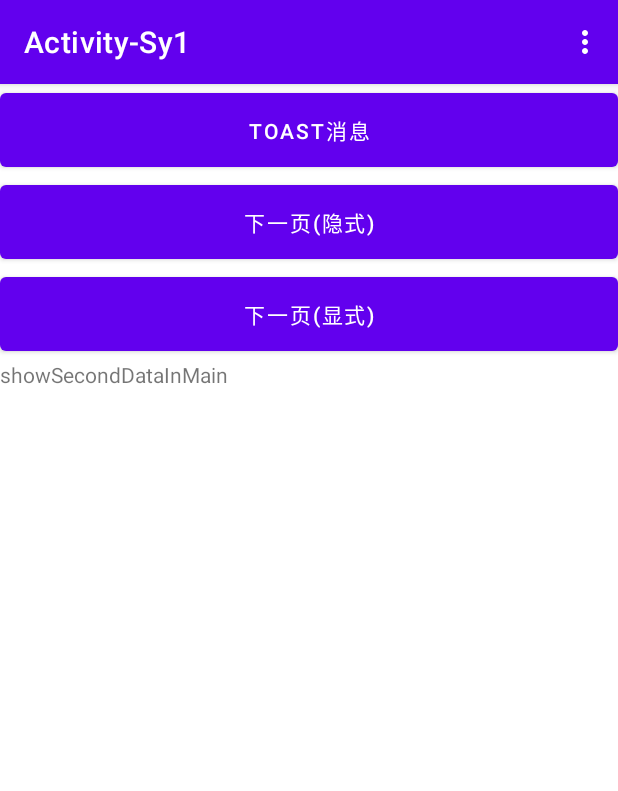
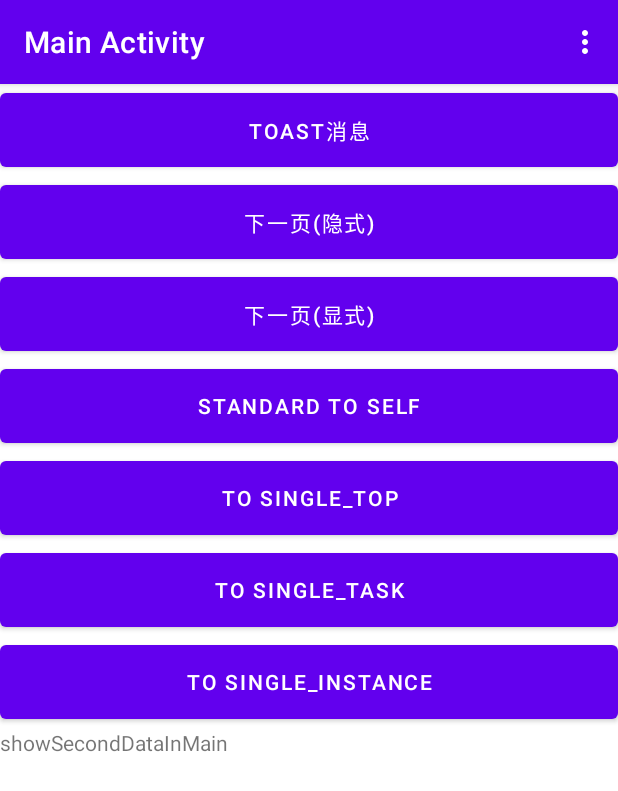
Before and after one commit to XCLHove/android-app-sy1, an Android app: the screen it shows after launch (MainActivity), on a phone screen of 412 x 824 dp. Shown: the top 791 px of the screen. Run offline under Robolectric (Android 15) with nearby library versions, the phone set to English and light mode, and no system bars.

Commit message:
feat: 添加四种不同的启动方式demo
1.添加standard启动方式demo
1.添加singleTop启动方式demo
1.添加singleTask启动方式demo
1.添加singleInstance启动方式demo

```diff
--- a/app/src/main/java/com/xc/activity_sy1/MainActivity.java
+++ b/app/src/main/java/com/xc/activity_sy1/MainActivity.java
@@ -35,7 +35,7 @@ public class MainActivity extends AppCompatActivity {
     }
 
     @Override
-    protected void onActivityResult(int requestCode, int resultCode, @Nullable Intent data) {
+    protected void onActivityResult(int requestCode, int resultCode, Intent data) {
         if (resultCode != RESULT_OK) return;
         if (requestCode != 1) return;
         String secondData = data.getStringExtra("second_data");
@@ -46,7 +46,8 @@ public class MainActivity extends AppCompatActivity {
 
     @Override
     protected void onCreate(Bundle savedInstanceState) {
-        LogUtil.info("onCreate");
+        LogUtil.info("MainActivity:onCreate");
+        setTitle("Main Activity");
         super.onCreate(savedInstanceState);
         setContentView(R.layout.main_layout);
 
@@ -57,7 +58,7 @@ public class MainActivity extends AppCompatActivity {
 
         //下一页(隐式)
         findViewById(R.id.nextPage).setOnClickListener(view -> {
-            LogUtil.info("下一页(隐式)");
+            LogUtil.warn("下一页(隐式)");
             SimpleDateFormat formatter= new SimpleDateFormat("'当前时间：'yyyy-MM-dd HH:mm:ss'，来自MainActivity'");
             Date date = new Date(System.currentTimeMillis());
             String data = formatter.format(date);
@@ -69,7 +70,7 @@ public class MainActivity extends AppCompatActivity {
 
         //下一页(显式)
         findViewById(R.id.nextPage2).setOnClickListener(view -> {
-            LogUtil.info("下一页(显式)");
+            LogUtil.warn("下一页(显式)");
             SimpleDateFormat formatter= new SimpleDateFormat("'当前时间：'yyyy-MM-dd HH:mm:ss'，来自MainActivity'");
             Date date = new Date(System.currentTimeMillis());
             String data = formatter.format(date);
@@ -77,6 +78,35 @@ public class MainActivity extends AppCompatActivity {
             intent.putExtra("main_data", data);
             //startActivity(intent);
             startActivityForResult(intent, 1);
+        });
+
+        //standardToSelf
+        findViewById(R.id.standardToSelf).setOnClickListener(view -> {
+            LogUtil.warn("standardToSelf");
+            Intent intent = new Intent(this, MainActivity.class);
+            startActivity(intent);
+        });
+
+        //toSingleTop
+        findViewById(R.id.toSingleTop).setOnClickListener(view -> {
+            LogUtil.warn("toSingleTop");
+            Intent intent = new Intent(this, SingleTopActivity.class);
+            startActivity(intent);
+        });
+
+        //toSingleTask
+        findViewById(R.id.toSingleTask).setOnClickListener(view -> {
+            LogUtil.warn("toSingleTask");
+            Intent intent = new Intent(this, SingleTaskActivity.class);
+            startActivity(intent);
+        });
+
+        //toSingleInstance
+        findViewById(R.id.toSingleInstance).setOnClickListener(view -> {
+            LogUtil.warn("standardToSelf");
+            LogUtil.info("MainActivity taskId:" + getTaskId());
+            Intent intent = new Intent(this, SingleInstanceActivity.class);
+            startActivity(intent);
         });
     }
 
--- a/app/src/main/res/layout/main_layout.xml
+++ b/app/src/main/res/layout/main_layout.xml
@@ -8,24 +8,49 @@
         android:layout_width="match_parent"
         android:layout_height="match_parent"
         android:orientation="vertical">
-
+        <!--showToast-->
         <Button
             android:id="@+id/showToast"
             android:layout_width="match_parent"
             android:layout_height="61dp"
             android:text="@string/showToast" />
+        <!--nextPage-->
         <Button
             android:id="@+id/nextPage"
             android:layout_width="match_parent"
             android:layout_height="61dp"
             android:text="@string/nextPage" />
-
+        <!--nextPage2-->
         <Button
             android:id="@+id/nextPage2"
             android:layout_width="match_parent"
             android:layout_height="61dp"
             android:text="@string/nextPage2" />
-
+        <!--standardToSelf-->
+        <Button
+            android:id="@+id/standardToSelf"
+            android:layout_width="match_parent"
+            android:layout_height="61dp"
+            android:text="@string/standardToSelf" />
+        <!--toSingleTop-->
+        <Button
+            android:id="@+id/toSingleTop"
+            android:layout_width="match_parent"
+            android:layout_height="61dp"
+            android:text="@string/toSingleTop" />
+        <!--toSingleTask-->
+        <Button
+            android:id="@+id/toSingleTask"
+            android:layout_width="match_parent"
+            android:layout_height="61dp"
+            android:text="@string/toSingleTask" />
+        <!--toSingleInstance-->
+        <Button
+            android:id="@+id/toSingleInstance"
+            android:layout_width="match_parent"
+            android:layout_height="61dp"
+            android:text="@string/toSingleInstance" />
+        <!--showSecondDataInMain-->
         <TextView
             android:id="@+id/showSecondDataInMain"
             android:layout_width="match_parent"
--- a/app/src/main/res/values/strings.xml
+++ b/app/src/main/res/values/strings.xml
@@ -1,15 +1,32 @@
 <resources>
     <string name="app_name">Activity-Sy1</string>
-    <!--button-->
+    <!--main button-->
     <string name="showToast">toast消息</string>
     <string name="nextPage">下一页(隐式)</string>
     <string name="nextPage2">下一页(显式)</string>
     <string name="back">返回</string>
+    <string name="standardToSelf">standard to Self</string>
+    <string name="toSingleTop">to Single_Top</string>
+    <string name="toSingleTask">to Single_Task</string>
+    <string name="toSingleInstance">to Single_Instance</string>
+
+    <!--singleTop button-->
+    <string name="singleTopToSelf">single_Top To Self</string>
+    <string name="singleTopToStandard">single_Top To Standard</string>
+
+    <!--singleTask button-->
+    <string name="singleTaskToSelf">single_Task To Self</string>
+    <string name="singleTaskToStandard">single_Task To Standard</string>
+
     <!--MenuItem-->
     <string name="add">ADD</string>
     <string name="remove">REMOVE</string>
-    <!--TextView-->
+
+    <!--main TextView-->
+    <string name="showSecondData">second data</string>
+
+    <!--second TextView-->
     <string name="showMainData">main data</string>
-    <string name="showSecondData">second data</string>
     <string name="showSecondDataInMain">showSecondDataInMain</string>
+    <string name="toThird">to Third</string>
 </resources>
```
Also changed, not shown: app/src/main/AndroidManifest.xml (+30 -3 lines), app/src/main/java/com/xc/activity_sy1/SecondActivity.java (+5 -2 lines), app/src/main/java/com/xc/activity_sy1/SingleInstanceActivity.java (added, +26 -0 lines), app/src/main/java/com/xc/activity_sy1/SingleTaskActivity.java (added, +33 -0 lines), app/src/main/java/com/xc/activity_sy1/SingleTopActivity.java (added, +33 -0 lines), app/src/main/java/com/xc/activity_sy1/ThirdActivity.java (added, +18 -0 lines), app/src/main/res/layout/single_instance_layout.xml (added, +23 -0 lines), app/src/main/res/layout/single_task_layout.xml (added, +29 -0 lines), app/src/main/res/layout/single_top_layout.xml (added, +28 -0 lines), app/src/main/res/layout/third_layout.xml (added, +18 -0 lines), app/src/main/res/layout/second_layout.xml (renamed from app/src/main/res/layout/second_lauout.xml).
